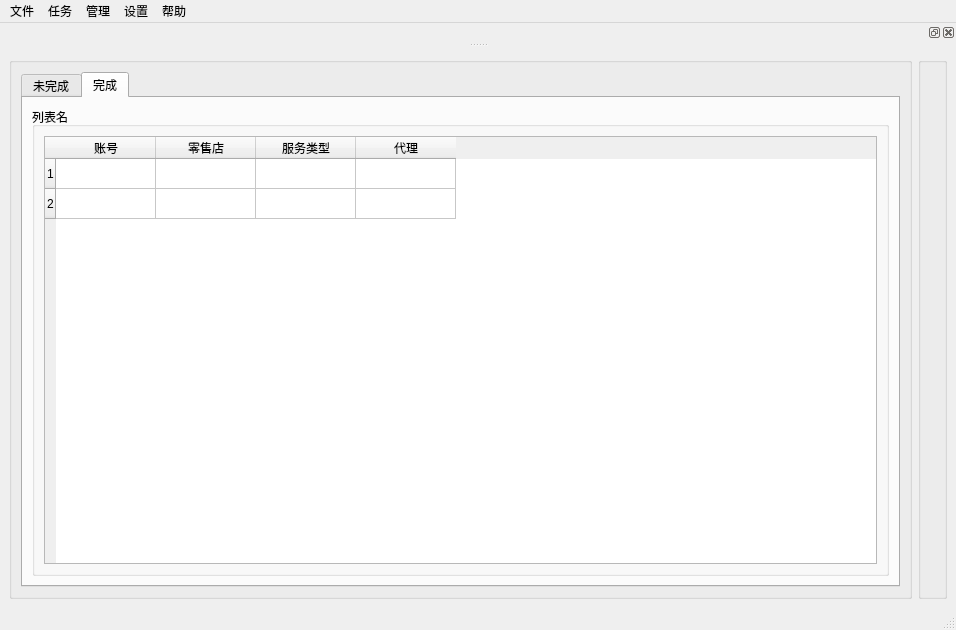
Old version of the form gui/uitemplate/mainwindow.ui in the repository crazypoo/geniusbar-reserver.
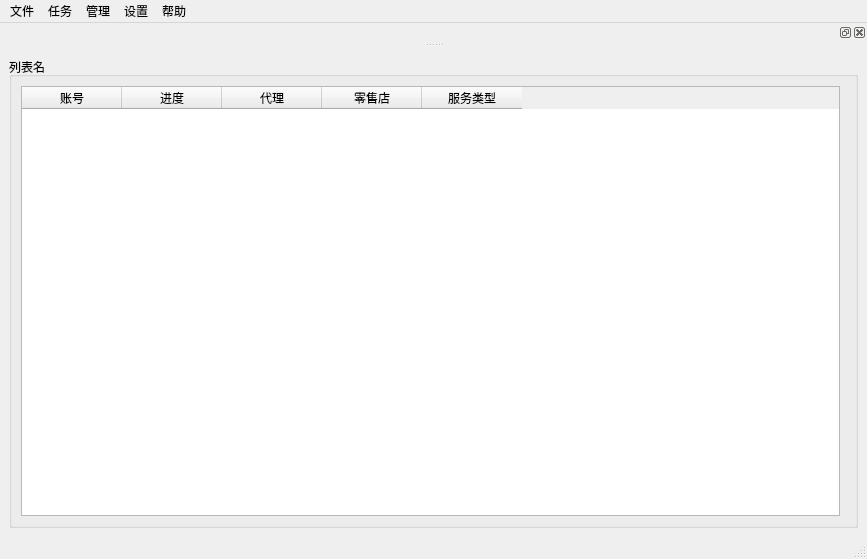
New version of the form. The open tabs and pages were chosen to show the change. Custom widgets are drawn as their Qt base class.

```diff
--- a/gui/uitemplate/mainwindow.ui
+++ b/gui/uitemplate/mainwindow.ui
@@ -6,40 +6,22 @@
    <rect>
     <x>0</x>
     <y>0</y>
-    <width>956</width>
-    <height>630</height>
+    <width>867</width>
+    <height>559</height>
    </rect>
   </property>
   <property name="windowTitle">
    <string>天才吧预约</string>
   </property>
   <widget class="QWidget" name="centralwidget">
-   <layout class="QHBoxLayout" name="horizontalLayout_4">
-    <item>
-     <layout class="QHBoxLayout" name="horizontalLayout_3">
-      <item>
-       <widget class="QGroupBox" name="groupBox_3">
-        <property name="title">
-         <string/>
-        </property>
-        <layout class="QVBoxLayout" name="verticalLayout_5">
-         <item>
-          <widget class="QTabWidget" name="tabWidget">
-           <property name="currentIndex">
-            <number>0</number>
-           </property>
-           <widget class="QWidget" name="tab">
-            <attribute name="title">
-             <string>未完成</string>
-            </attribute>
-            <layout class="QVBoxLayout" name="verticalLayout_2">
-             <item>
-              <widget class="QGroupBox" name="gBListName">
-               <property name="title">
-                <string>列表名</string>
-               </property>
                <layout class="QHBoxLayout" name="horizontalLayout_2">
                 <item>
+     <widget class="QGroupBox" name="gBListName">
+      <property name="title">
+       <string>列表名</string>
+      </property>
+      <layout class="QHBoxLayout" name="horizontalLayout">
+       <item>
                  <widget class="QTableWidget" name="tWTaskList">
                   <column>
                    <property name="text">
@@ -68,72 +50,6 @@
                   </column>
                  </widget>
                 </item>
-               </layout>
-              </widget>
-             </item>
-            </layout>
-           </widget>
-           <widget class="QWidget" name="tab_current">
-            <attribute name="title">
-             <string>完成</string>
-            </attribute>
-            <layout class="QVBoxLayout" name="verticalLayout_6">
-             <item>
-              <widget class="QGroupBox" name="gBTaskName">
-               <property name="title">
-                <string>列表名</string>
-               </property>
-               <layout class="QHBoxLayout" name="horizontalLayout_7">
-                <item>
-                 <widget class="QTableWidget" name="tWComplete">
-                  <row>
-                   <property name="text">
-                    <string>1</string>
-                   </property>
-                  </row>
-                  <row>
-                   <property name="text">
-                    <string>2</string>
-                   </property>
-                  </row>
-                  <column>
-                   <property name="text">
-                    <string>账号</string>
-                   </property>
-                  </column>
-                  <column>
-                   <property name="text">
-                    <string>零售店</string>
-                   </property>
-                  </column>
-                  <column>
-                   <property name="text">
-                    <string>服务类型</string>
-                   </property>
-                  </column>
-                  <column>
-                   <property name="text">
-                    <string>代理</string>
-                   </property>
-                  </column>
-                 </widget>
-                </item>
-               </layout>
-              </widget>
-             </item>
-            </layout>
-           </widget>
-          </widget>
-         </item>
-        </layout>
-       </widget>
-      </item>
-      <item>
-       <widget class="QGroupBox" name="groupBox_2">
-        <property name="title">
-         <string/>
-        </property>
-        <layout class="QHBoxLayout" name="horizontalLayout">
          <item>
           <widget class="TaskViewWidget" name="widget" native="true"/>
          </item>
@@ -141,15 +57,13 @@
        </widget>
       </item>
      </layout>
-    </item>
-   </layout>
   </widget>
   <widget class="QMenuBar" name="menubar">
    <property name="geometry">
     <rect>
      <x>0</x>
      <y>0</y>
-     <width>956</width>
+     <width>867</width>
      <height>21</height>
     </rect>
    </property>
```
Left out of the diff: 23 changed lines with no effect on the pictures. Lines whose indentation alone changed are shown as unchanged.
